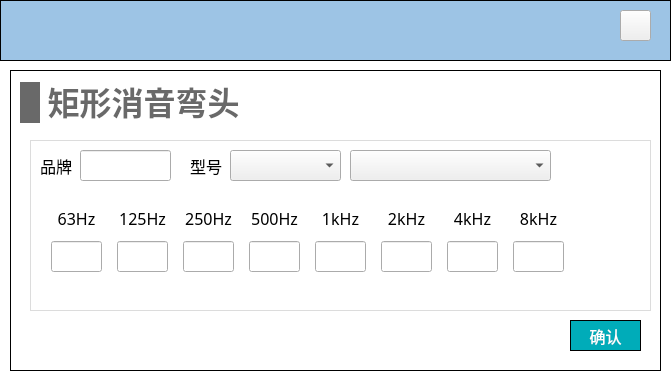
Qt form NoiseCalSoft/inputDialog/dialog_silencer.ui (haobana/NoiCal) before a commit.
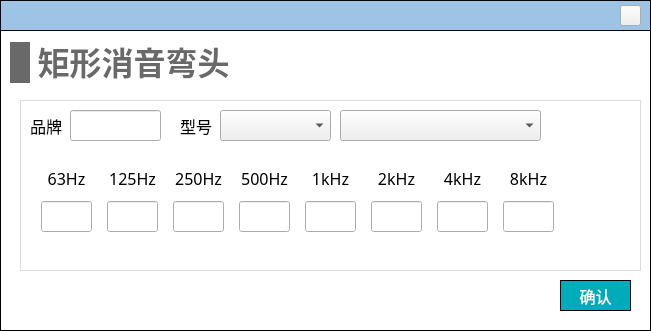
The same form after that commit. Icons and pictures are not drawn.

```diff
--- a/NoiseCalSoft/inputDialog/dialog_silencer.ui
+++ b/NoiseCalSoft/inputDialog/dialog_silencer.ui
@@ -6,16 +6,10 @@
    <rect>
     <x>0</x>
     <y>0</y>
-    <width>671</width>
-    <height>389</height>
+    <width>651</width>
+    <height>331</height>
    </rect>
   </property>
-  <property name="minimumSize">
-   <size>
-    <width>671</width>
-    <height>389</height>
-   </size>
-  </property>
   <property name="windowTitle">
    <string>Dialog</string>
   </property>
@@ -40,8 +34,8 @@
   <widget class="QWidget" name="widget_air_diff" native="true">
    <property name="geometry">
     <rect>
-     <x>10</x>
-     <y>70</y>
+     <x>0</x>
+     <y>30</y>
      <width>651</width>
      <height>301</height>
     </rect>
@@ -85,7 +79,7 @@
      </property>
      <property name="font">
       <font>
-       <family>Microsoft YaHei</family>
+       <family>黑体</family>
        <pointsize>-1</pointsize>
       </font>
      </property>
@@ -104,7 +98,7 @@
      </property>
      <property name="font">
       <font>
-       <family>Microsoft YaHei</family>
+       <family>黑体</family>
        <pointsize>-1</pointsize>
       </font>
      </property>
@@ -123,7 +117,7 @@
      </property>
      <property name="font">
       <font>
-       <family>Microsoft YaHei</family>
+       <family>黑体</family>
        <pointsize>-1</pointsize>
       </font>
      </property>
@@ -194,7 +188,7 @@
           </property>
           <property name="font">
            <font>
-            <family>Microsoft YaHei</family>
+            <family>黑体</family>
             <pointsize>-1</pointsize>
            </font>
           </property>
@@ -245,7 +239,7 @@
           </property>
           <property name="font">
            <font>
-            <family>Microsoft YaHei</family>
+            <family>黑体</family>
             <pointsize>-1</pointsize>
            </font>
           </property>
@@ -296,7 +290,7 @@
           </property>
           <property name="font">
            <font>
-            <family>Microsoft YaHei</family>
+            <family>黑体</family>
             <pointsize>-1</pointsize>
            </font>
           </property>
@@ -347,7 +341,7 @@
           </property>
           <property name="font">
            <font>
-            <family>Microsoft YaHei</family>
+            <family>黑体</family>
             <pointsize>-1</pointsize>
            </font>
           </property>
@@ -398,7 +392,7 @@
           </property>
           <property name="font">
            <font>
-            <family>Microsoft YaHei</family>
+            <family>黑体</family>
             <pointsize>-1</pointsize>
            </font>
           </property>
@@ -452,7 +446,7 @@
           </property>
           <property name="font">
            <font>
-            <family>Microsoft YaHei</family>
+            <family>黑体</family>
             <pointsize>-1</pointsize>
            </font>
           </property>
@@ -503,7 +497,7 @@
           </property>
           <property name="font">
            <font>
-            <family>Microsoft YaHei</family>
+            <family>黑体</family>
             <pointsize>-1</pointsize>
            </font>
           </property>
@@ -554,7 +548,7 @@
           </property>
           <property name="font">
            <font>
-            <family>Microsoft YaHei</family>
+            <family>黑体</family>
             <pointsize>-1</pointsize>
            </font>
           </property>
@@ -601,7 +595,7 @@
     </property>
     <property name="font">
      <font>
-      <family>Microsoft YaHei</family>
+      <family>黑体</family>
       <pointsize>12</pointsize>
      </font>
     </property>
@@ -895,8 +889,8 @@
     <rect>
      <x>0</x>
      <y>0</y>
-     <width>671</width>
-     <height>61</height>
+     <width>651</width>
+     <height>31</height>
     </rect>
    </property>
    <property name="styleSheet">
@@ -911,9 +905,9 @@
     <property name="geometry">
      <rect>
       <x>620</x>
-      <y>10</y>
-      <width>31</width>
-      <height>31</height>
+      <y>5</y>
+      <width>21</width>
+      <height>21</height>
      </rect>
     </property>
     <property name="styleSheet">
```
Left out of the diff: 18 changed lines with no effect on the pictures.
